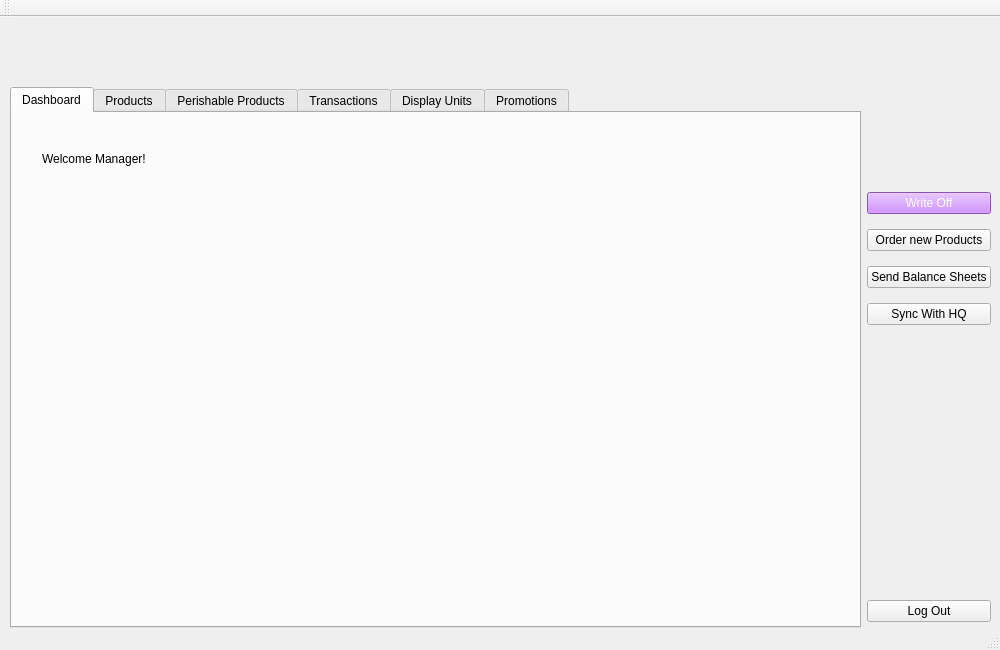
This is UiFiles/MainWindow.ui in Obwoya/retailGUI as Qt 5 draws it before an edit. The edited form follows.
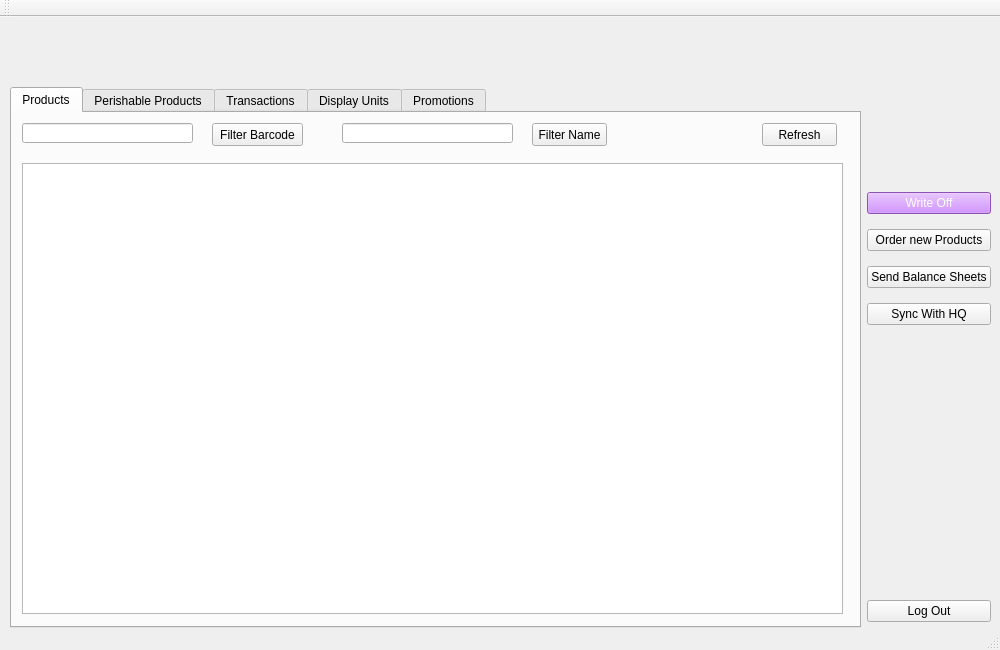
This is the edited form.

```diff
--- a/UiFiles/MainWindow.ui
+++ b/UiFiles/MainWindow.ui
@@ -38,63 +38,6 @@
        <property name="currentIndex">
         <number>0</number>
        </property>
-       <widget class="QWidget" name="tab_1">
-        <attribute name="title">
-         <string>Dashboard</string>
-        </attribute>
-        <widget class="QLabel" name="label">
-         <property name="geometry">
-          <rect>
-           <x>30</x>
-           <y>30</y>
-           <width>131</width>
-           <height>31</height>
-          </rect>
-         </property>
-         <property name="text">
-          <string>Welcome Manager!</string>
-         </property>
-        </widget>
-        <widget class="QLabel" name="noTrans">
-         <property name="geometry">
-          <rect>
-           <x>40</x>
-           <y>120</y>
-           <width>201</width>
-           <height>16</height>
-          </rect>
-         </property>
-         <property name="text">
-          <string/>
-         </property>
-        </widget>
-        <widget class="QLabel" name="moneyDay">
-         <property name="geometry">
-          <rect>
-           <x>320</x>
-           <y>120</y>
-           <width>201</width>
-           <height>16</height>
-          </rect>
-         </property>
-         <property name="text">
-          <string/>
-         </property>
-        </widget>
-        <widget class="QLabel" name="noItems">
-         <property name="geometry">
-          <rect>
-           <x>570</x>
-           <y>120</y>
-           <width>201</width>
-           <height>16</height>
-          </rect>
-         </property>
-         <property name="text">
-          <string/>
-         </property>
-        </widget>
-       </widget>
        <widget class="QWidget" name="tab_2">
         <attribute name="title">
          <string>Products</string>
@@ -702,6 +645,45 @@
      </item>
     </layout>
    </widget>
+   <widget class="QLabel" name="noTrans">
+    <property name="geometry">
+     <rect>
+      <x>60</x>
+      <y>20</y>
+      <width>201</width>
+      <height>16</height>
+     </rect>
+    </property>
+    <property name="text">
+     <string/>
+    </property>
+   </widget>
+   <widget class="QLabel" name="moneyDay">
+    <property name="geometry">
+     <rect>
+      <x>340</x>
+      <y>20</y>
+      <width>211</width>
+      <height>16</height>
+     </rect>
+    </property>
+    <property name="text">
+     <string/>
+    </property>
+   </widget>
+   <widget class="QLabel" name="noItems">
+    <property name="geometry">
+     <rect>
+      <x>590</x>
+      <y>20</y>
+      <width>201</width>
+      <height>16</height>
+     </rect>
+    </property>
+    <property name="text">
+     <string/>
+    </property>
+   </widget>
   </widget>
   <widget class="QStatusBar" name="statusBar"/>
   <widget class="QToolBar" name="toolBar">
```
Left out of the diff: 4 changed lines with no effect on the pictures.
